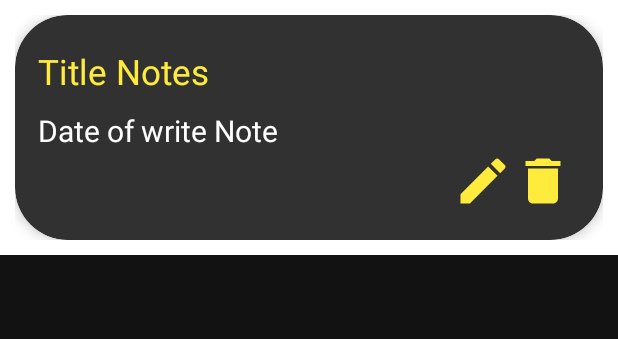
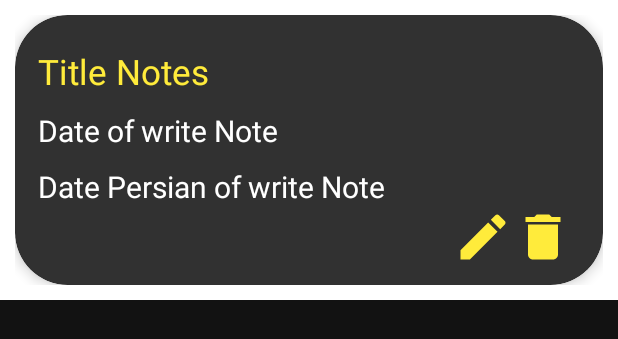
Before and after one commit to LayaArianpour/OnlineNotes, an Android app: the layout note_item.xml on its own in the app's theme, with its tools: preview values and no code run, on a phone screen of 412 x 824 dp. Shown: the top 339 px of the screen. Run offline under Robolectric (Android 15) with nearby library versions, the phone set to English and light mode, and no system bars.

Commit message:
Part9: Set PersianDateTime

```diff
--- a/app/src/main/res/layout/note_item.xml
+++ b/app/src/main/res/layout/note_item.xml
@@ -8,7 +8,7 @@
 
     <androidx.cardview.widget.CardView
         android:layout_width="match_parent"
-        android:layout_height="150dp"
+        android:layout_height="180dp"
         card_view:cardCornerRadius="35dp"
         card_view:cardBackgroundColor="@color/purple_700"
         android:id="@+id/cardview"
@@ -50,6 +50,18 @@
                     android:textAlignment="viewStart"
                     android:textAppearance="?android:attr/textAppearanceMedium"
                     android:textSize="20dp"/>
+                <TextView
+                    android:id="@+id/txt_datePersianNoteItem"
+                    android:layout_width="wrap_content"
+                    android:layout_height="wrap_content"
+                    android:layout_marginTop="10dp"
+                    android:text="Date Persian of write Note"
+                    android:textColor="@color/white"
+                    android:paddingLeft="15dp"
+                    android:textAlignment="viewStart"
+                    android:textAppearance="?android:attr/textAppearanceMedium"
+                    android:textSize="20dp"/>
+
                 <RelativeLayout
                     android:layout_width="match_parent"
                     android:layout_height="wrap_content">
```
Also changed, not shown: app/src/main/java/com/example/onlinenotes/Adapter/NotesAdapter.java (+3 -10 lines), app/src/main/java/com/example/onlinenotes/EditActivity.java (+13 -1 lines), app/src/main/java/com/example/onlinenotes/Model/Notes.java (+15 -5 lines), app/src/main/java/com/example/onlinenotes/NewActivity.java (+13 -1 lines).
